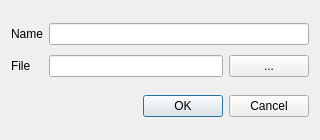
This is src/ui/island_form.ui in IPH-ECO/iph-eco-gui as Qt 5 draws it before an edit. The edited form follows.
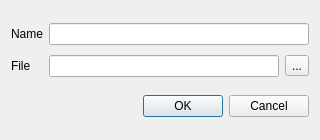
This is the edited form.

What changed in the file:
```diff
--- a/src/ui/island_form.ui
+++ b/src/ui/island_form.ui
@@ -58,7 +58,7 @@
       </widget>
      </item>
      <item row="1" column="2">
-      <widget class="QPushButton" name="btnBrowse">
+      <widget class="QToolButton" name="btnBrowse">
        <property name="text">
         <string>...</string>
        </property>
```
Left out of the diff: 6 changed lines with no effect on the pictures.
